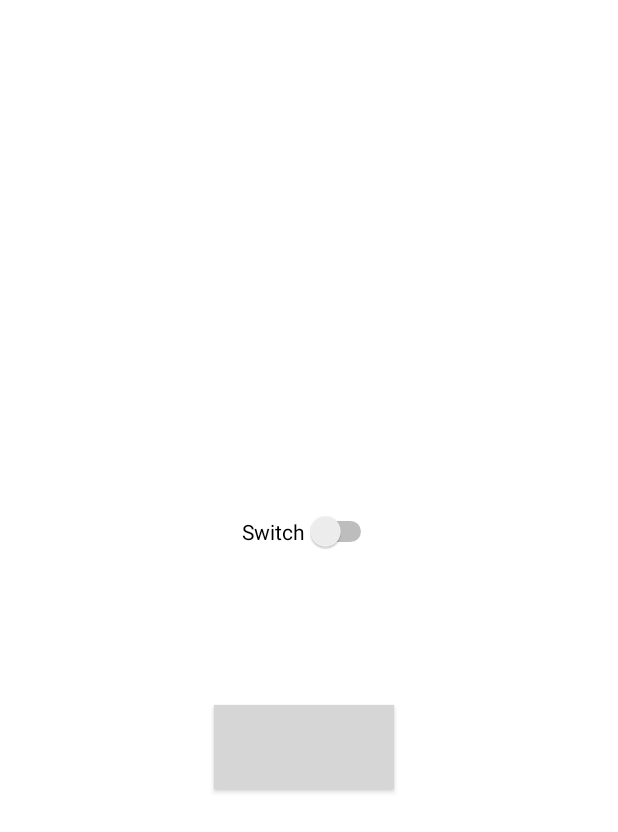
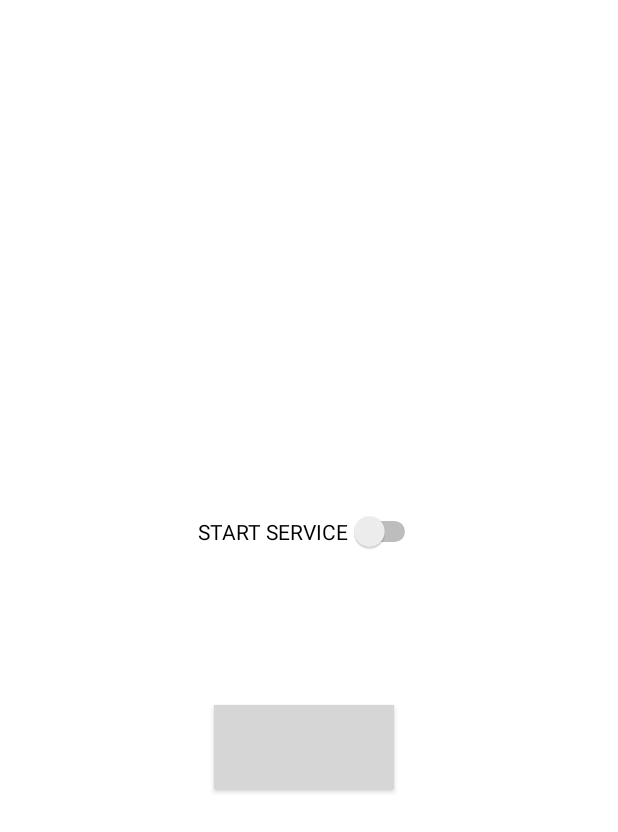
Before and after one commit to vaseem14/Android-Camera-detector, an Android app: the screen it shows after launch (MainActivity), on a phone screen of 412 x 824 dp. Shown: the top 832 px of the screen. Run offline under Robolectric (Android 15) with nearby library versions, the phone set to English and light mode, and no system bars; 1 statement that could not run was skipped; grey boxes are pictures that could not be loaded.

Commit message:
updated buttonlayout

```diff
--- a/app/src/main/res/layout/activity_main.xml
+++ b/app/src/main/res/layout/activity_main.xml
@@ -39,12 +39,12 @@
         android:layout_marginTop="8dp"
         android:layout_marginEnd="8dp"
         android:layout_marginBottom="8dp"
-        android:text="Switch"
+        android:text="START SERVICE"
         app:layout_constraintBottom_toTopOf="@+id/button"
         app:layout_constraintEnd_toEndOf="parent"
         app:layout_constraintStart_toStartOf="parent"
         app:layout_constraintTop_toTopOf="parent"
         app:layout_constraintVertical_bias="0.78"
-        tools:text="@string/S" />
+        tools:text="@string/SS" />
 
 </android.support.constraint.ConstraintLayout>
--- a/app/src/main/res/values/strings.xml
+++ b/app/src/main/res/values/strings.xml
@@ -2,4 +2,5 @@
     <string name="app_name">Cyber Protector</string>
     <string name="cs">CHECK STATUS</string>
     <string name="S">SWITCH</string>
+    <string name="SS">START SERVICE</string>
 </resources>
```
